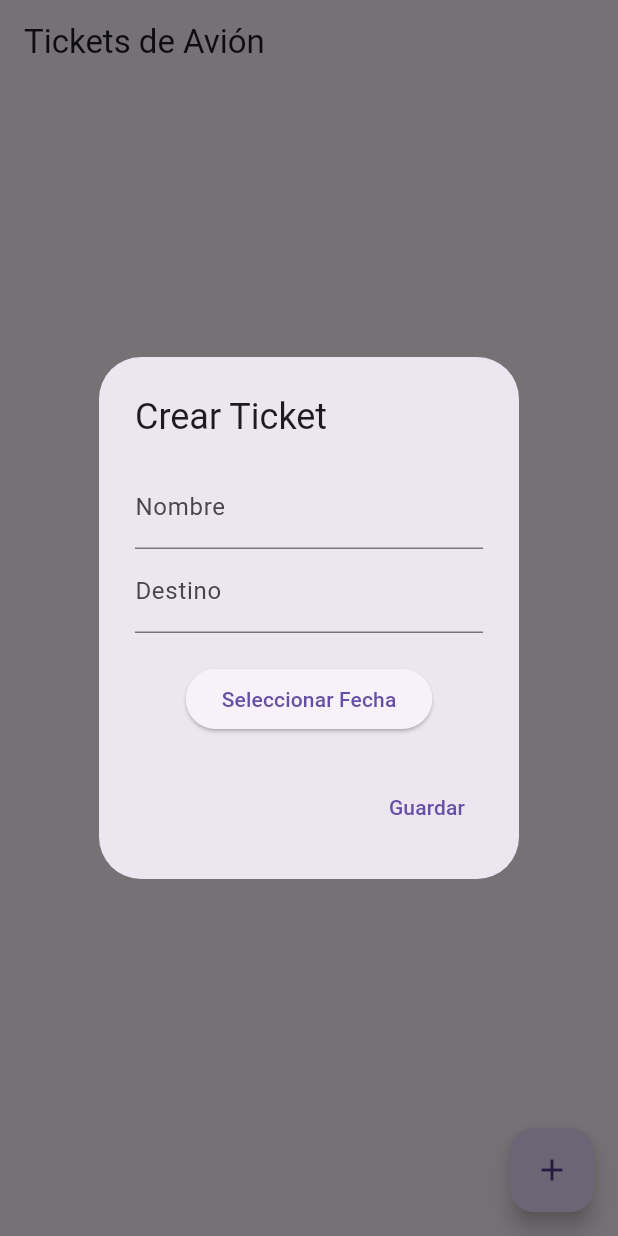
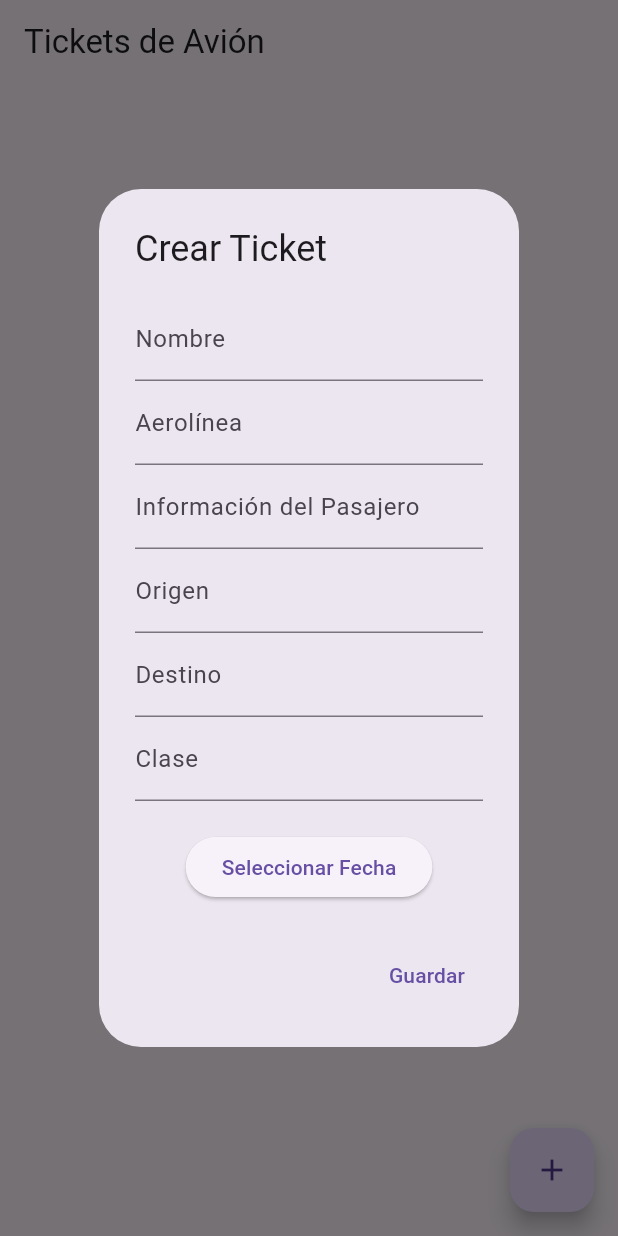
Before and after one commit to eliaswalton/examen2, a Flutter app: the screen it shows after launch, after a tap on the "add" icon, on a phone screen of 412 x 824 dp. Run offline on Flutter 3.47's test engine with Material 3 defaults, Android fonts, the phone set to English and light mode, and no system bars; our stand-ins replace cloud_firestore, firebase_core, go_router; accounts and stored records are empty.

Commit message:
modifique el modelo e hice que los datos fueran no nulleables

```diff
--- a/dev/FlutterProjects2/examen2/lib/Models/TicketAvion.dart
+++ b/dev/FlutterProjects2/examen2/lib/Models/TicketAvion.dart
@@ -1,31 +1,56 @@
 import 'package:cloud_firestore/cloud_firestore.dart';
 
 class TicketAvion {
-  String id;
-  String nombre;
-  String destino;
-  DateTime fecha;
+  final String id;
+  final String nombre;
+  final String numeroVuelo;
+  final String aerolinea;
+  final String informacionPasajero;
+  final String origen;
+  final String destino;
+  final String asiento;
+  final String clase;
+  final DateTime fecha;
 
-  TicketAvion({required this.id, required this.nombre, required this.destino, required this.fecha});
+  TicketAvion({
+    required this.id,
+    required this.nombre,
+    required this.numeroVuelo,
+    required this.aerolinea,
+    required this.informacionPasajero,
+    required this.origen,
+    required this.destino,
+    required this.asiento,
+    required this.clase,
+    required this.fecha,
+  });
+
+  factory TicketAvion.fromMap(Map<String, dynamic> data, String documentId) {
+    return TicketAvion(
+      id: documentId,
+      nombre: data['nombre'] ?? '',
+      numeroVuelo: data['numeroVuelo'] ?? '',
+      aerolinea: data['aerolinea'] ?? '',
+      informacionPasajero: data['informacionPasajero'] ?? '',
+      origen: data['origen'] ?? '',
+      destino: data['destino'] ?? '',
+      asiento: data['asiento'] ?? '',
+      clase: data['clase'] ?? '',
+      fecha: (data['fecha'] as Timestamp).toDate(),
+    );
+  }
 
   Map<String, dynamic> toMap() {
     return {
-      'id': id,
       'nombre': nombre,
+      'numeroVuelo': numeroVuelo,
+      'aerolinea': aerolinea,
+      'informacionPasajero': informacionPasajero,
+      'origen': origen,
       'destino': destino,
-      'fecha': Timestamp.fromDate(fecha),
+      'asiento': asiento,
+      'clase': clase,
+      'fecha': fecha,
     };
   }
-
-  factory TicketAvion.fromMap(Map<String, dynamic> map, String documentId) {
-    return TicketAvion(
-      id: documentId,
-      nombre: map['nombre'],
-      destino: map['destino'],
-      fecha: (map['fecha'] as Timestamp).toDate(),
-
-
-
-    );
-  }
 }
--- a/dev/FlutterProjects2/examen2/lib/Screens/TicketAvionScreen.dart
+++ b/dev/FlutterProjects2/examen2/lib/Screens/TicketAvionScreen.dart
@@ -1,7 +1,10 @@
+import 'package:examen2/Domains/DetallesTickets.dart';
 import 'package:flutter/material.dart';
 import 'package:cloud_firestore/cloud_firestore.dart';
 import 'package:intl/intl.dart';
+import 'dart:math';
 import 'package:examen2/Models/TicketAvion.dart';
+
 
 class TicketAvionScreen extends StatefulWidget {
   const TicketAvionScreen({super.key});
@@ -12,6 +15,7 @@ class TicketAvionScreen extends StatefulWidget {
 
 class _TicketAvionScreenState extends State<TicketAvionScreen> {
   final FirebaseFirestore _firestore = FirebaseFirestore.instance;
+  final Random _random = Random();
 
   @override
   Widget build(BuildContext context) {
@@ -83,6 +87,7 @@ class _TicketAvionScreenState extends State<TicketAvionScreen> {
                       ),
                     ],
                   ),
+                  onTap: () => showTicketDetails(context, ticket), // Usa la función importada
                 ),
               );
             }).toList(),
@@ -101,12 +106,19 @@ class _TicketAvionScreenState extends State<TicketAvionScreen> {
       context: context,
       builder: (context) {
         String nombre = '';
+        String numeroVuelo = _generateRandomFlightNumber();
+        String aerolinea = '';
+        String informacionPasajero = '';
+        String origen = '';
         String destino = '';
+        String asiento = _generateRandomSeat();
+        String clase = '';
         DateTime fecha = DateTime.now();
 
         return AlertDialog(
           title: const Text('Crear Ticket'),
-          content: Column(
+          content: SingleChildScrollView(
+            child: Column(
               mainAxisSize: MainAxisSize.min,
               children: [
                 TextField(
@@ -114,8 +126,24 @@ class _TicketAvionScreenState extends State<TicketAvionScreen> {
                   decoration: const InputDecoration(labelText: 'Nombre'),
                 ),
                 TextField(
+                  onChanged: (value) => aerolinea = value,
+                  decoration: const InputDecoration(labelText: 'Aerolínea'),
+                ),
+                TextField(
+                  onChanged: (value) => informacionPasajero = value,
+                  decoration: const InputDecoration(labelText: 'Información del Pasajero'),
+                ),
+                TextField(
+                  onChanged: (value) => origen = value,
+                  decoration: const InputDecoration(labelText: 'Origen'),
+                ),
+                TextField(
                   onChanged: (value) => destino = value,
                   decoration: const InputDecoration(labelText: 'Destino'),
+                ),
+                TextField(
+                  onChanged: (value) => clase = value,
+                  decoration: const InputDecoration(labelText: 'Clase'),
                 ),
                 const SizedBox(height: 20),
                 ElevatedButton(
@@ -136,12 +164,19 @@ class _TicketAvionScreenState extends State<TicketAvionScreen> {
                 ),
               ],
             ),
+          ),
           actions: [
             TextButton(
               onPressed: () {
                 _firestore.collection('TicketAvion').add({
                   'nombre': nombre,
+                  'numeroVuelo': numeroVuelo,
+                  'aerolinea': aerolinea,
+                  'informacionPasajero': informacionPasajero,
+                  'origen': origen,
                   'destino': destino,
+                  'asiento': asiento,
+                  'clase': clase,
                   'fecha': fecha,
                 });
                 Navigator.of(context).pop();
@@ -159,12 +194,19 @@ class _TicketAvionScreenState extends State<TicketAvionScreen> {
       context: context,
       builder: (context) {
         String nombre = ticket.nombre;
+        String numeroVuelo = ticket.numeroVuelo;
+        String aerolinea = ticket.aerolinea;
+        String informacionPasajero = ticket.informacionPasajero;
+        String origen = ticket.origen;
         String destino = ticket.destino;
+        String asiento = ticket.asiento;
+        String clase = ticket.clase;
         DateTime fecha = ticket.fecha;
 
         return AlertDialog(
           title: const Text('Editar Ticket'),
-          content: Column(
+          content: SingleChildScrollView(
+            child: Column(
               mainAxisSize: MainAxisSize.min,
               children: [
                                 TextField(
@@ -173,9 +215,39 @@ class _TicketAvionScreenState extends State<TicketAvionScreen> {
                   controller: TextEditingController(text: nombre),
                 ),
                 TextField(
+                  onChanged: (value) => numeroVuelo = value,
+                  decoration: const InputDecoration(labelText: 'Número de Vuelo'),
+                  controller: TextEditingController(text: numeroVuelo),
+                ),
+                TextField(
+                  onChanged: (value) => aerolinea = value,
+                  decoration: const InputDecoration(labelText: 'Aerolínea'),
+                  controller: TextEditingController(text: aerolinea),
+                ),
+                TextField(
+                  onChanged: (value) => informacionPasajero = value,
+                  decoration: const InputDecoration(labelText: 'Información del Pasajero'),
+                  controller: TextEditingController(text: informacionPasajero),
+                ),
+                TextField(
+                  onChanged: (value) => origen = value,
+                  decoration: const InputDecoration(labelText: 'Origen'),
+                  controller: TextEditingController(text: origen),
+                ),
+                TextField(
                   onChanged: (value) => destino = value,
                   decoration: const InputDecoration(labelText: 'Destino'),
                   controller: TextEditingController(text: destino),
+                ),
+                TextField(
+                  onChanged: (value) => asiento = value,
+                  decoration: const InputDecoration(labelText: 'Asiento'),
+                  controller: TextEditingController(text: asiento),
+                ),
+                TextField(
+                  onChanged: (value) => clase = value,
+                  decoration: const InputDecoration(labelText: 'Clase'),
+                  controller: TextEditingController(text: clase),
                 ),
                 const SizedBox(height: 20),
                 ElevatedButton(
@@ -196,12 +268,19 @@ class _TicketAvionScreenState extends State<TicketAvionScreen> {
                 ),
               ],
             ),
+          ),
           actions: [
             TextButton(
               onPressed: () {
                 _firestore.collection('TicketAvion').doc(ticket.id).update({
                   'nombre': nombre,
+                  'numeroVuelo': numeroVuelo,
+                  'aerolinea': aerolinea,
+                  'informacionPasajero': informacionPasajero,
+                  'origen': origen,
                   'destino': destino,
+                  'asiento': asiento,
+                  'clase': clase,
                   'fecha': fecha,
                 });
                 Navigator.of(context).pop();
@@ -217,4 +296,19 @@ class _TicketAvionScreenState extends State<TicketAvionScreen> {
   void _deleteTicket(String id) {
     _firestore.collection('TicketAvion').doc(id).delete();
   }
+
+  String _generateRandomFlightNumber() {
+    const letters = 'ABCDEFGHIJKLMNOPQRSTUVWXYZ';
+    final letter1 = letters[_random.nextInt(letters.length)];
+    final letter2 = letters[_random.nextInt(letters.length)];
+    final number = _random.nextInt(9000) + 1000; // Genera un número de 4 dígitos
+    return '$letter1$letter2$number';
   }
+
+  String _generateRandomSeat() {
+    const letters = 'ABCDEFGHIJKLMNOPQRSTUVWXYZ';
+    final letter = letters[_random.nextInt(letters.length)];
+    final number = _random.nextInt(50) + 1; // Genera un número de asiento entre 1 y 50
+    return '$number$letter';
+  }
+}
```
Also changed, not shown: dev/FlutterProjects2/examen2/lib/Domains/DetallesTickets.dart (added, +47 -0 lines). Lines whose indentation alone changed are shown as unchanged.
